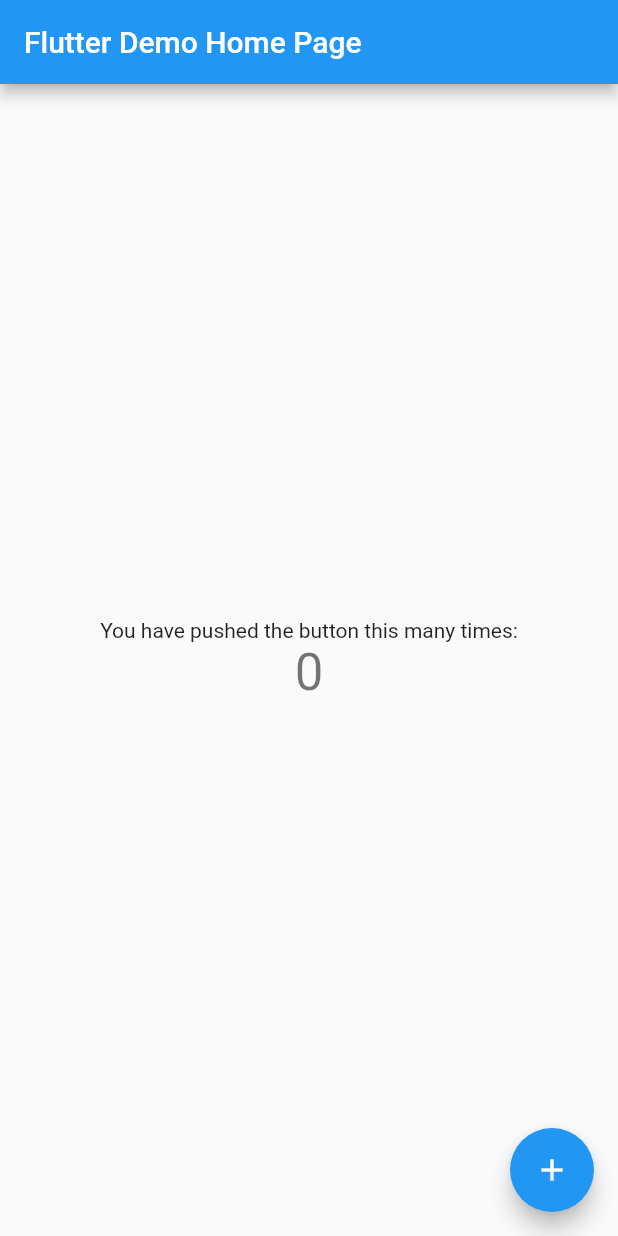
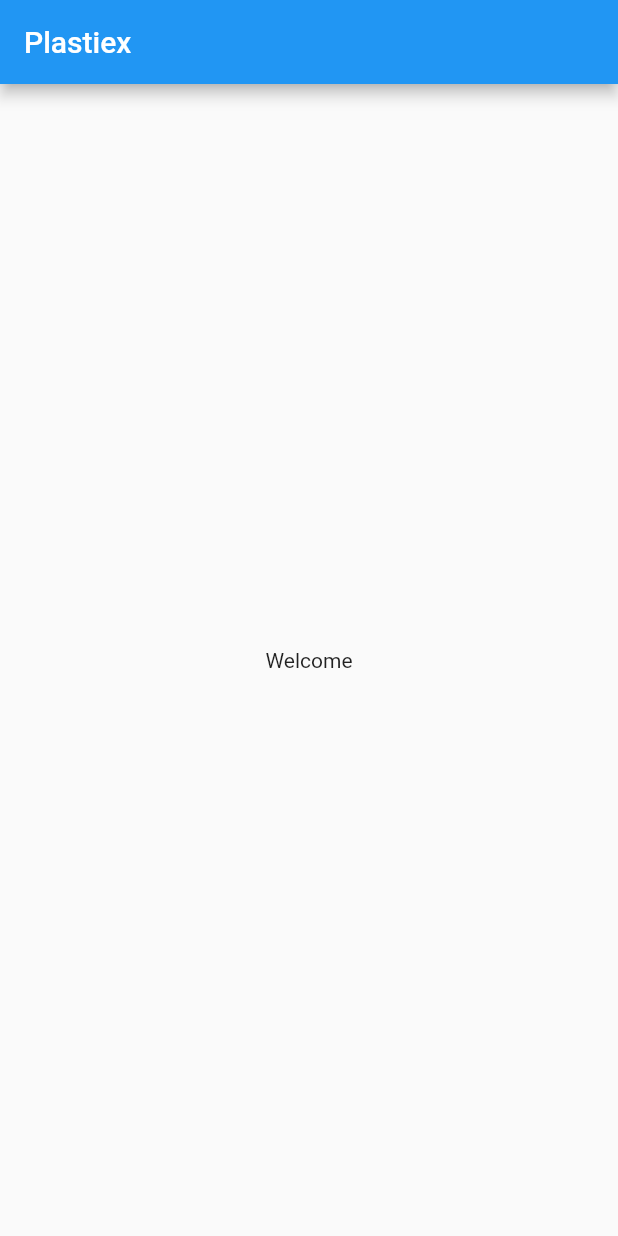
Before and after one commit to codemicah/plastiex, a Flutter app: the screen it shows after launch, on a phone screen of 412 x 824 dp. Run offline on Flutter 3.47's test engine with Material 2 defaults, Android fonts, the phone set to English and light mode, and no system bars.

Commit message:
fixed errors

```diff
--- a/lib/main.dart
+++ b/lib/main.dart
@@ -1,113 +1,21 @@
 import 'package:flutter/material.dart';
 
 void main() {
-  runApp(MyApp());
+  runApp(PlastiexApp());
 }
 
-class MyApp extends StatelessWidget {
-  // This widget is the root of your application.
+class PlastiexApp extends StatelessWidget {
   @override
   Widget build(BuildContext context) {
     return MaterialApp(
-      title: 'Flutter Demo',
-      theme: ThemeData(
-        // This is the theme of your application.
-        //
-        // Try running your application with "flutter run". You'll see the
-        // application has a blue toolbar. Then, without quitting the app, try
-        // changing the primarySwatch below to Colors.green and then invoke
-        // "hot reload" (press "r" in the console where you ran "flutter run",
-        // or simply save your changes to "hot reload" in a Flutter IDE).
-        // Notice that the counter didn't reset back to zero; the application
-        // is not restarted.
-        primarySwatch: Colors.blue,
-      ),
-      home: MyHomePage(title: 'Flutter Demo Home Page'),
-    );
+        debugShowCheckedModeBanner: false,
+        home: Scaffold(
+          appBar: AppBar(
+            title: Text('Plastiex'),
+          ),
+          body: Center(
+            child: Text('Welcome'),
+          ),
+        ));
   }
 }
-
-class MyHomePage extends StatefulWidget {
-  MyHomePage({Key key, this.title}) : super(key: key);
-
-  // This widget is the home page of your application. It is stateful, meaning
-  // that it has a State object (defined below) that contains fields that affect
-  // how it looks.
-
-  // This class is the configuration for the state. It holds the values (in this
-  // case the title) provided by the parent (in this case the App widget) and
-  // used by the build method of the State. Fields in a Widget subclass are
-  // always marked "final".
-
-  final String title;
-
-  @override
-  _MyHomePageState createState() => _MyHomePageState();
-}
-
-class _MyHomePageState extends State<MyHomePage> {
-  int _counter = 0;
-
-  void _incrementCounter() {
-    setState(() {
-      // This call to setState tells the Flutter framework that something has
-      // changed in this State, which causes it to rerun the build method below
-      // so that the display can reflect the updated values. If we changed
-      // _counter without calling setState(), then the build method would not be
-      // called again, and so nothing would appear to happen.
-      _counter++;
-    });
-  }
-
-  @override
-  Widget build(BuildContext context) {
-    // This method is rerun every time setState is called, for instance as done
-    // by the _incrementCounter method above.
-    //
-    // The Flutter framework has been optimized to make rerunning build methods
-    // fast, so that you can just rebuild anything that needs updating rather
-    // than having to individually change instances of widgets.
-    return Scaffold(
-      appBar: AppBar(
-        // Here we take the value from the MyHomePage object that was created by
-        // the App.build method, and use it to set our appbar title.
-        title: Text(widget.title),
-      ),
-      body: Center(
-        // Center is a layout widget. It takes a single child and positions it
-        // in the middle of the parent.
-        child: Column(
-          // Column is also a layout widget. It takes a list of children and
-          // arranges them vertically. By default, it sizes itself to fit its
-          // children horizontally, and tries to be as tall as its parent.
-          //
-          // Invoke "debug painting" (press "p" in the console, choose the
-          // "Toggle Debug Paint" action from the Flutter Inspector in Android
-          // Studio, or the "Toggle Debug Paint" command in Visual Studio Code)
-          // to see the wireframe for each widget.
-          //
-          // Column has various properties to control how it sizes itself and
-          // how it positions its children. Here we use mainAxisAlignment to
-          // center the children vertically; the main axis here is the vertical
-          // axis because Columns are vertical (the cross axis would be
-          // horizontal).
-          mainAxisAlignment: MainAxisAlignment.center,
-          children: <Widget>[
-            Text(
-              'You have pushed the button this many times:',
-            ),
-            Text(
-              '$_counter',
-              style: Theme.of(context).textTheme.headline4,
-            ),
-          ],
-        ),
-      ),
-      floatingActionButton: FloatingActionButton(
-        onPressed: _incrementCounter,
-        tooltip: 'Increment',
-        child: Icon(Icons.add),
-      ), // This trailing comma makes auto-formatting nicer for build methods.
-    );
-  }
-}
```
Also changed, not shown: 2 other files.
